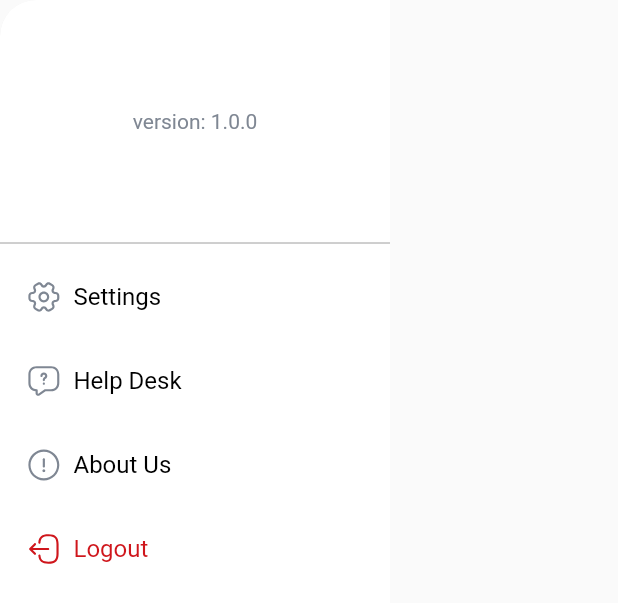
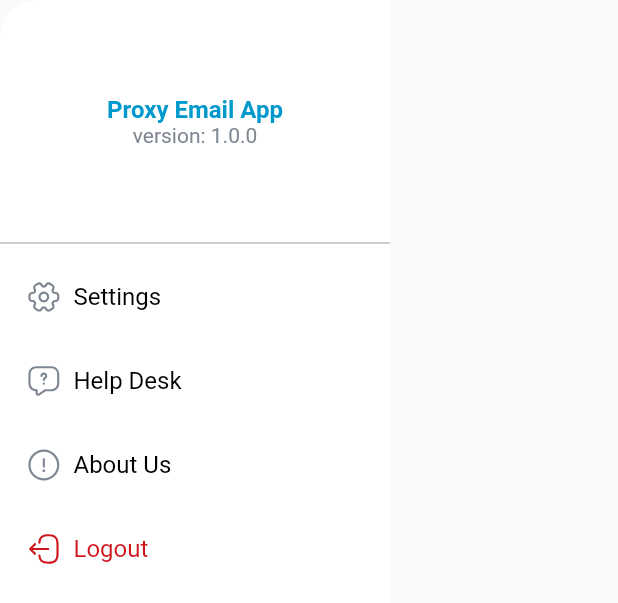
Before and after one commit to nibir30/FlutterEmailBypass, a Flutter app: the AppDrawer widget shown alone on an empty page, opened directly, on a phone screen of 412 x 824 dp. Shown: the top 603 px of the screen. Run offline on Flutter 3.47's test engine with Material 2 defaults, Android fonts, the phone set to English and light mode, and no system bars; our stand-ins replace bloc, flutter_bloc, flutter_easyloading, flutter_svg, fluttertoast, get and 2 more; accounts and stored records are empty; network calls fail.

Commit message:
minor update

```diff
--- a/test_assignment/lib/shared/widgets/app_drawer.dart
+++ b/test_assignment/lib/shared/widgets/app_drawer.dart
@@ -45,17 +45,18 @@ class _AppDrawerState extends State<AppDrawer> {
                 child: Column(
                   mainAxisAlignment: MainAxisAlignment.center,
                   children: [
-                    // !darkThemeProvider.getDarkThemeStatus()
-                    //     ? Image.asset('lib/assets/images/medibee_logo.png')
-                    //     : Image.asset('lib/assets/images/logo_dark_mode.jpg'),
                     SizedBox(height: 8),
+                    Text(
+                      "Proxy Email App",
+                      style: ConstantTextStyles.bodyBold16(context).copyWith(color: AppConstant.primary60),
+                    ),
                     Text(
                       "version: 1.0.0",
                       style: TextStyle(
                         fontSize: 14,
                         color: AppConstant.secondaryTextColor60,
                       ),
-                    )
+                    ),
                   ],
                 ),
               ),
@@ -82,12 +83,7 @@ class _AppDrawerState extends State<AppDrawer> {
                 ),
               ),
               InkWell(
-                onTap: () {
-                  // Navigator.pushNamed(
-                  //   context,
-                  //   Navigation.helpDeskPage,
-                  // );
-                },
+                onTap: () {},
                 child: Container(
                   height: 56,
                   padding: const EdgeInsets.only(left: 17.0),
@@ -130,11 +126,6 @@ class _AppDrawerState extends State<AppDrawer> {
               ),
               InkWell(
                 onTap: () {
-                  // Navigator.pushNamedAndRemoveUntil(
-                  //   context,
-                  //   Navigation.authPage,
-                  //   (route) => false,
-                  // );
                   logoutBloc.add(RequestLogoutEvent());
                 },
                 child: Container(
@@ -163,7 +154,6 @@ class _AppDrawerState extends State<AppDrawer> {
                 listener: (context, state) {
                   if (state is LogoutErrorState) {
                   } else if (state is LogoutSuccessState) {
-                    // Navigator.pushReplacementNamed(context, Navigation.authPage);
                     Navigator.pushNamedAndRemoveUntil(
                       context,
                       Navigation.authPage,
@@ -174,9 +164,6 @@ class _AppDrawerState extends State<AppDrawer> {
                 child: BlocBuilder(
                   bloc: logoutBloc,
                   builder: (context, state) {
-                    if (state is LogoutLoadingState) {
-                      //return Center(child: CircularProgressIndicator());
-                    }
                     return Container();
                   },
                 ),
```
Also changed, not shown: 1 other file.
